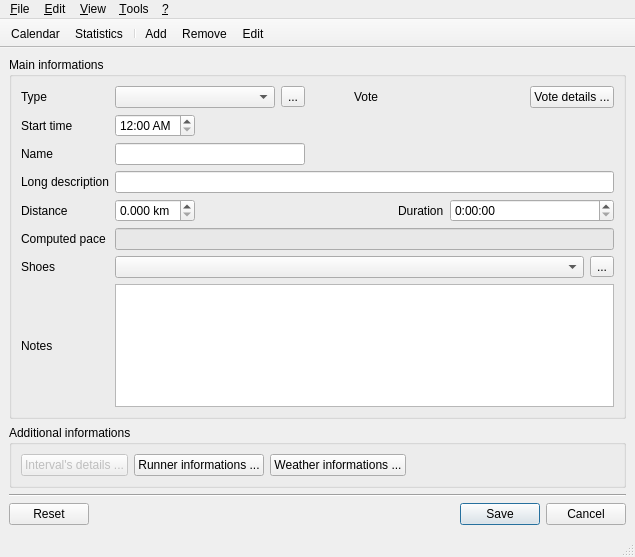
Before: the Qt Designer form running/src/views/mainview.ui in electri/running, drawn with Qt 5.
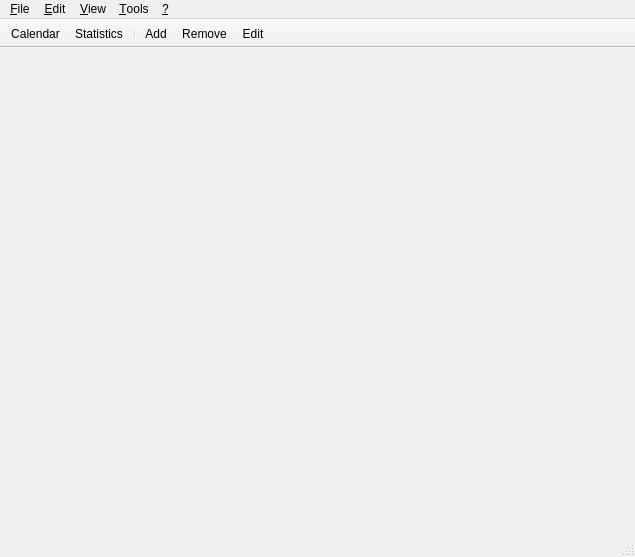
After: the same form once the commit is applied. The open tabs and pages were chosen to show the change. Icons and pictures are not drawn. Custom widgets are drawn as their Qt base class.

```diff
--- a/running/src/views/mainview.ui
+++ b/running/src/views/mainview.ui
@@ -38,429 +38,10 @@
        </layout>
       </widget>
       <widget class="QWidget" name="eventPage">
-       <layout class="QVBoxLayout" name="verticalLayout">
-        <item>
-         <widget class="QGroupBox" name="groupBox">
-          <property name="sizePolicy">
-           <sizepolicy hsizetype="Preferred" vsizetype="Preferred">
-            <horstretch>0</horstretch>
-            <verstretch>1</verstretch>
-           </sizepolicy>
-          </property>
-          <property name="title">
-           <string>Main informations</string>
-          </property>
-          <layout class="QGridLayout" name="gridLayout">
-           <item row="0" column="0">
-            <widget class="QLabel" name="eventTypeLabel">
-             <property name="text">
-              <string>Type</string>
-             </property>
-             <property name="buddy">
-              <cstring>eventTypeComboBox</cstring>
-             </property>
-            </widget>
-           </item>
-           <item row="0" column="1" colspan="3">
-            <widget class="QComboBox" name="eventTypeComboBox">
-             <property name="sizePolicy">
-              <sizepolicy hsizetype="Preferred" vsizetype="Fixed">
-               <horstretch>1</horstretch>
-               <verstretch>0</verstretch>
-              </sizepolicy>
-             </property>
-            </widget>
-           </item>
-           <item row="0" column="5">
-            <spacer name="horizontalSpacer_3">
-             <property name="orientation">
-              <enum>Qt::Horizontal</enum>
-             </property>
-             <property name="sizeHint" stdset="0">
-              <size>
-               <width>40</width>
-               <height>20</height>
-              </size>
-             </property>
-            </spacer>
-           </item>
-           <item row="0" column="6">
-            <widget class="QLabel" name="voteLabel">
-             <property name="text">
-              <string>Vote</string>
-             </property>
-            </widget>
-           </item>
-           <item row="0" column="7" colspan="3">
-            <widget class="QxtStars" name="starsSlider" native="true"/>
-           </item>
-           <item row="1" column="0">
-            <widget class="QLabel" name="startLabel">
-             <property name="text">
-              <string>Start time</string>
-             </property>
-             <property name="buddy">
-              <cstring>startTimeEdit</cstring>
-             </property>
-            </widget>
-           </item>
-           <item row="1" column="1">
-            <widget class="QTimeEdit" name="startTimeEdit">
-             <property name="displayFormat">
-              <string>h:mm AP</string>
-             </property>
-            </widget>
-           </item>
-           <item row="1" column="2" colspan="9">
-            <spacer name="horizontalSpacer">
-             <property name="orientation">
-              <enum>Qt::Horizontal</enum>
-             </property>
-             <property name="sizeHint" stdset="0">
-              <size>
-               <width>40</width>
-               <height>20</height>
-              </size>
-             </property>
-            </spacer>
-           </item>
-           <item row="2" column="0">
-            <widget class="QLabel" name="nameLabel">
-             <property name="text">
-              <string>Name</string>
-             </property>
-             <property name="buddy">
-              <cstring>nameLineEdit</cstring>
-             </property>
-            </widget>
-           </item>
-           <item row="2" column="1" colspan="4">
-            <widget class="QLineEdit" name="nameLineEdit"/>
-           </item>
-           <item row="2" column="5" colspan="6">
-            <spacer name="horizontalSpacer_4">
-             <property name="orientation">
-              <enum>Qt::Horizontal</enum>
-             </property>
-             <property name="sizeHint" stdset="0">
-              <size>
-               <width>40</width>
-               <height>20</height>
-              </size>
-             </property>
-            </spacer>
-           </item>
-           <item row="3" column="0">
-            <widget class="QLabel" name="descriptionLabel">
-             <property name="text">
-              <string>Long description</string>
-             </property>
-             <property name="buddy">
-              <cstring>descriptionLineEdit</cstring>
-             </property>
-            </widget>
-           </item>
-           <item row="3" column="1" colspan="10">
-            <widget class="QLineEdit" name="descriptionLineEdit"/>
-           </item>
-           <item row="4" column="0">
-            <widget class="QLabel" name="distanceLabel">
-             <property name="text">
-              <string>Distance</string>
-             </property>
-             <property name="buddy">
-              <cstring>distanceDoubleSpinBox</cstring>
-             </property>
-            </widget>
-           </item>
-           <item row="4" column="1">
-            <widget class="QDoubleSpinBox" name="distanceDoubleSpinBox">
-             <property name="sizePolicy">
-              <sizepolicy hsizetype="Minimum" vsizetype="Fixed">
-               <horstretch>0</horstretch>
-               <verstretch>0</verstretch>
-              </sizepolicy>
-             </property>
-             <property name="minimumSize">
-              <size>
-               <width>80</width>
-               <height>0</height>
-              </size>
-             </property>
-             <property name="suffix">
-              <string> km</string>
-             </property>
-             <property name="decimals">
-              <number>3</number>
-             </property>
-             <property name="maximum">
-              <double>999.990000000000009</double>
-             </property>
-            </widget>
-           </item>
-           <item row="4" column="2" colspan="5">
-            <spacer name="horizontalSpacer_2">
-             <property name="orientation">
-              <enum>Qt::Horizontal</enum>
-             </property>
-             <property name="sizeHint" stdset="0">
-              <size>
-               <width>40</width>
-               <height>20</height>
-              </size>
-             </property>
-            </spacer>
-           </item>
-           <item row="4" column="7">
-            <widget class="QLabel" name="durationLabel">
-             <property name="text">
-              <string>Duration</string>
-             </property>
-             <property name="buddy">
-              <cstring>durationTimeEdit</cstring>
-             </property>
-            </widget>
-           </item>
-           <item row="4" column="8" colspan="3">
-            <widget class="QTimeEdit" name="durationTimeEdit">
-             <property name="sizePolicy">
-              <sizepolicy hsizetype="Minimum" vsizetype="Fixed">
-               <horstretch>0</horstretch>
-               <verstretch>0</verstretch>
-              </sizepolicy>
-             </property>
-             <property name="displayFormat">
-              <string>h:mm:ss</string>
-             </property>
-            </widget>
-           </item>
-           <item row="5" column="0">
-            <widget class="QLabel" name="paceLabel">
-             <property name="text">
-              <string>Computed pace</string>
-             </property>
-             <property name="buddy">
-              <cstring>paceLineEdit</cstring>
-             </property>
-            </widget>
-           </item>
-           <item row="5" column="1" colspan="10">
-            <widget class="QLineEdit" name="paceLineEdit">
-             <property name="sizePolicy">
-              <sizepolicy hsizetype="Expanding" vsizetype="Fixed">
-               <horstretch>1</horstretch>
-               <verstretch>0</verstretch>
-              </sizepolicy>
-             </property>
-             <property name="palette">
-              <palette>
-               <active>
-                <colorrole role="Base">
-                 <brush brushstyle="SolidPattern">
-                  <color alpha="255">
-                   <red>232</red>
-                   <green>232</green>
-                   <blue>232</blue>
-                  </color>
-                 </brush>
-                </colorrole>
-               </active>
-               <inactive>
-                <colorrole role="Base">
-                 <brush brushstyle="SolidPattern">
-                  <color alpha="255">
-                   <red>232</red>
-                   <green>232</green>
-                   <blue>232</blue>
-                  </color>
-                 </brush>
-                </colorrole>
-               </inactive>
-               <disabled>
-                <colorrole role="Base">
-                 <brush brushstyle="SolidPattern">
-                  <color alpha="255">
-                   <red>232</red>
-                   <green>232</green>
-                   <blue>232</blue>
-                  </color>
-                 </brush>
-                </colorrole>
-               </disabled>
-              </palette>
-             </property>
-             <property name="readOnly">
-              <bool>true</bool>
-             </property>
-            </widget>
-           </item>
-           <item row="6" column="0">
-            <widget class="QLabel" name="shoeLabel">
-             <property name="text">
-              <string>Shoes</string>
-             </property>
-             <property name="buddy">
-              <cstring>shoeComboBox</cstring>
-             </property>
-            </widget>
-           </item>
-           <item row="6" column="1" colspan="10">
-            <layout class="QHBoxLayout" name="horizontalLayout_2">
-             <item>
-              <widget class="QComboBox" name="shoeComboBox"/>
-             </item>
-             <item>
-              <widget class="QToolButton" name="shoeToolButton">
-               <property name="text">
-                <string>...</string>
-               </property>
-              </widget>
-             </item>
-            </layout>
-           </item>
-           <item row="7" column="0">
-            <widget class="QLabel" name="paceLabel_2">
-             <property name="text">
-              <string>Notes</string>
-             </property>
-             <property name="buddy">
-              <cstring>notesPlainTextEdit</cstring>
-             </property>
-            </widget>
-           </item>
-           <item row="7" column="1" colspan="10">
-            <widget class="QPlainTextEdit" name="notesPlainTextEdit"/>
-           </item>
-           <item row="0" column="10">
-            <widget class="QPushButton" name="votePushButton">
-             <property name="text">
-              <string>Vote details ...</string>
-             </property>
-            </widget>
-           </item>
-           <item row="0" column="4">
-            <widget class="QToolButton" name="eventTypeToolButton">
-             <property name="text">
-              <string>...</string>
-             </property>
-            </widget>
-           </item>
-          </layout>
-         </widget>
-        </item>
-        <item>
-         <widget class="QGroupBox" name="groupBox_2">
-          <property name="title">
-           <string>Additional informations</string>
-          </property>
-          <layout class="QVBoxLayout" name="verticalLayout_5">
-           <item>
-            <layout class="QHBoxLayout" name="horizontalLayout_5">
-             <item>
-              <widget class="QPushButton" name="intervalsPushButton">
-               <property name="enabled">
-                <bool>false</bool>
-               </property>
-               <property name="text">
-                <string>Interval's details ...</string>
-               </property>
-              </widget>
-             </item>
-             <item>
-              <widget class="QPushButton" name="runnerInfoPushButton">
-               <property name="text">
-                <string>Runner informations ...</string>
-               </property>
-              </widget>
-             </item>
-             <item>
-              <widget class="QPushButton" name="weatherInfoPushButton">
-               <property name="text">
-                <string>Weather informations ...</string>
-               </property>
-              </widget>
-             </item>
-             <item>
-              <spacer name="horizontalSpacer_7">
-               <property name="orientation">
-                <enum>Qt::Horizontal</enum>
-               </property>
-               <property name="sizeHint" stdset="0">
-                <size>
-                 <width>40</width>
-                 <height>20</height>
-                </size>
-               </property>
-              </spacer>
-             </item>
-            </layout>
-           </item>
-          </layout>
-         </widget>
-        </item>
-        <item>
-         <widget class="Line" name="line">
-          <property name="orientation">
-           <enum>Qt::Horizontal</enum>
-          </property>
-         </widget>
-        </item>
-        <item>
-         <layout class="QHBoxLayout" name="horizontalLayout">
-          <item>
-           <widget class="QPushButton" name="resetPushButton">
-            <property name="text">
-             <string>Reset</string>
-            </property>
-            <property name="icon">
-             <iconset>
-              <normaloff>:reset</normaloff>:reset</iconset>
-            </property>
-           </widget>
-          </item>
-          <item>
-           <spacer name="horizontalSpacer_5">
-            <property name="orientation">
-             <enum>Qt::Horizontal</enum>
-            </property>
-            <property name="sizeHint" stdset="0">
-             <size>
-              <width>338</width>
-              <height>23</height>
-             </size>
-            </property>
-           </spacer>
-          </item>
-          <item>
-           <widget class="QPushButton" name="savePushButton">
-            <property name="text">
-             <string>Save</string>
-            </property>
-            <property name="icon">
-             <iconset>
-              <normaloff>:save</normaloff>:save</iconset>
-            </property>
-            <property name="autoDefault">
-             <bool>true</bool>
-            </property>
-            <property name="default">
-             <bool>true</bool>
-            </property>
-           </widget>
-          </item>
-          <item>
-           <widget class="QPushButton" name="cancelPushButton">
-            <property name="text">
-             <string>Cancel</string>
-            </property>
-            <property name="icon">
-             <iconset>
-              <normaloff>:cancel</normaloff>:cancel</iconset>
-            </property>
-           </widget>
-          </item>
-         </layout>
-        </item>
+       <layout class="QVBoxLayout" name="eventPageVerticalLayout">
+        <property name="margin">
+         <number>0</number>
+        </property>
        </layout>
       </widget>
       <widget class="QWidget" name="statisticsPage">
@@ -836,13 +417,7 @@
   <customwidget>
    <class>StatisticsWidget</class>
    <extends>QWidget</extends>
-   <header>../src/widgets/statisticswidget.h</header>
-   <container>1</container>
-  </customwidget>
-  <customwidget>
-   <class>QxtStars</class>
-   <extends>QWidget</extends>
-   <header>../src/widgets/qxtstars/qxtstars.h</header>
+   <header>widgets/statisticswidget/statisticswidget.h</header>
    <container>1</container>
   </customwidget>
  </customwidgets>
```
Left out of the diff: 162 changed lines with no effect on the pictures.
